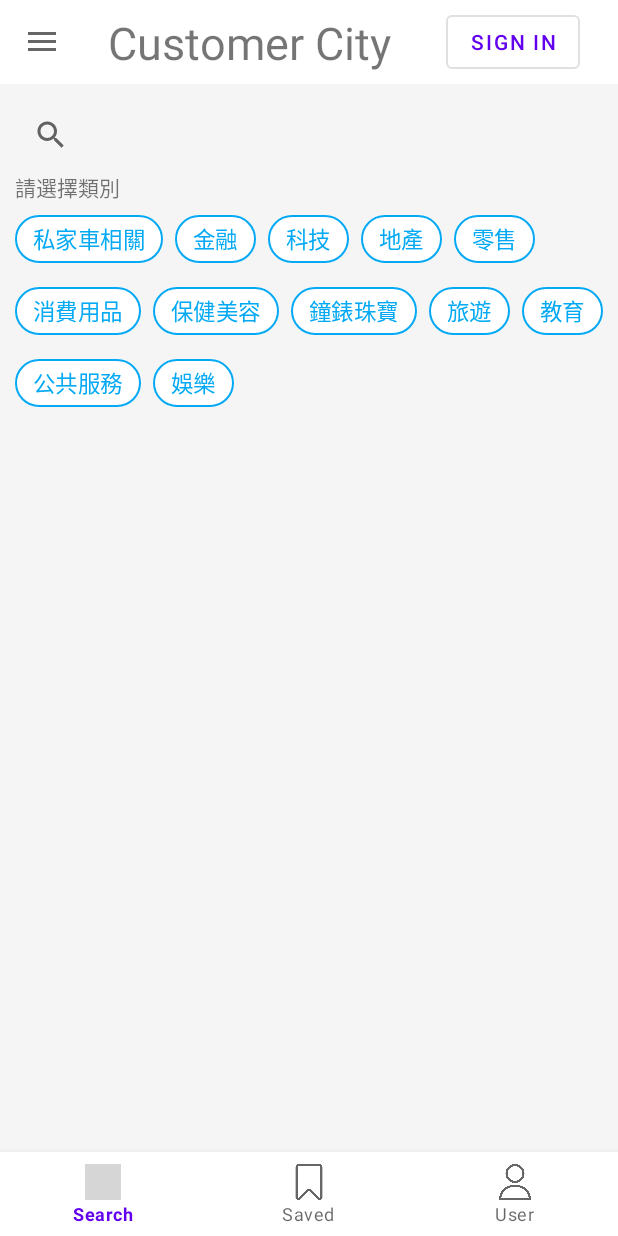
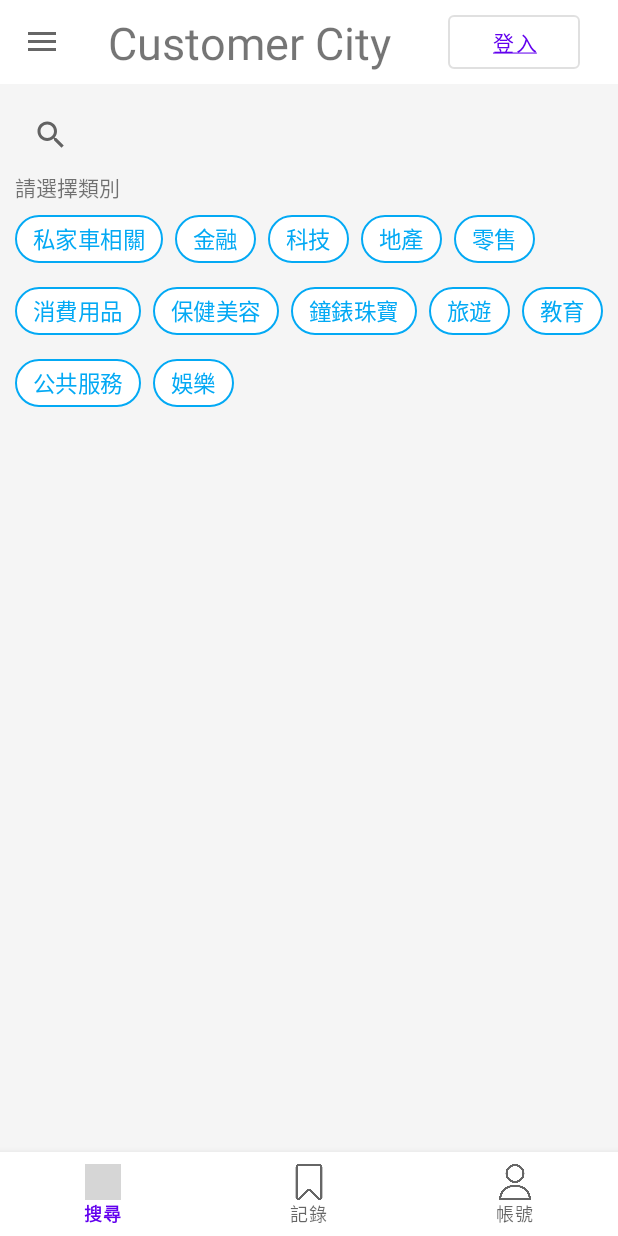
Before and after one commit to BlisProgrammer/Customer-City, an Android app: the screen it shows after launch (Main), on a phone screen of 412 x 824 dp. Run offline under Robolectric (Android 15) with nearby library versions, the phone set to English and light mode, and no system bars; grey boxes are pictures that could not be loaded.

Commit message:
Changed language into Chinese

```diff
--- a/app/src/main/java/com/blis/customercity/CloudFragment.java
+++ b/app/src/main/java/com/blis/customercity/CloudFragment.java
@@ -99,7 +99,7 @@ public class CloudFragment extends Fragment {
                 editor.putString("idToken", null);
                 editor.putBoolean("loggedIn", false);
                 editor.apply();
-                signInButton.setText("Sign In");
+                signInButton.setText(R.string.sign_in);
                 updateSignInUI(false, loginLayout, logoutLayout);
             });
         }else{
--- a/app/src/main/java/com/blis/customercity/Main.java
+++ b/app/src/main/java/com/blis/customercity/Main.java
@@ -40,20 +40,20 @@ public class Main extends AppCompatActivity {
         String idToken = loginInfo.getString("idToken", null);
         Button signinButton = findViewById(R.id.account_button);
         if(loggedIn && idToken != null) {
-            signinButton.setText("Sign Out");
+            signinButton.setText(R.string.sign_out);
             signinButton.setOnClickListener(v -> {
                 // Sign out procedure
                 SharedPreferences.Editor editor = loginInfo.edit();
                 editor.putString("idToken", null);
                 editor.putBoolean("loggedIn", false);
                 editor.apply();
-                signinButton.setText("Sign In");
+                signinButton.setText(R.string.sign_in);
                 signinButton.setOnClickListener(v2 -> {
                     bottomNavigationView.setSelectedItemId(R.id.nav_user);
                 });
             });
         }else{
-            signinButton.setText("Sign In");
+            signinButton.setText(R.string.sign_in);
             signinButton.setOnClickListener(v2 -> {
                 bottomNavigationView.setSelectedItemId(R.id.nav_user);
             });
--- a/app/src/main/res/layout/fragment_cloud.xml
+++ b/app/src/main/res/layout/fragment_cloud.xml
@@ -44,7 +44,7 @@
         <TextView
             android:layout_width="match_parent"
             android:layout_height="wrap_content"
-            android:text="Saved Online"
+            android:text="我的記錄"
             android:layout_margin="10dp"/>
         <androidx.swiperefreshlayout.widget.SwipeRefreshLayout
             android:id="@+id/swiperefresh"
--- a/app/src/main/res/layout/fragment_find.xml
+++ b/app/src/main/res/layout/fragment_find.xml
@@ -43,7 +43,7 @@
                 <TextView
                     android:layout_width="match_parent"
                     android:layout_height="wrap_content"
-                    android:text="請選擇類別"/>
+                    android:text="@string/請選擇類別"/>
                 <com.google.android.material.chip.ChipGroup
                     android:id="@+id/category_chip_group"
                     android:layout_width="wrap_content"
@@ -62,7 +62,7 @@
                 <TextView
                     android:layout_width="match_parent"
                     android:layout_height="wrap_content"
-                    android:text="請選擇分類" />
+                    android:text="@string/請選擇分類" />
                 <com.google.android.material.chip.ChipGroup
                     android:id="@+id/sub_category_chip_group"
                     android:layout_width="wrap_content"
@@ -87,7 +87,7 @@
                 <TextView
                     android:layout_width="match_parent"
                     android:layout_height="wrap_content"
-                    android:text="請選擇公司/機構" />
+                    android:text="@string/請選擇公司機構" />
                 <ListView
                     android:id="@+id/resultView"
                     android:layout_width="match_parent"
--- a/app/src/main/res/layout/fragment_result.xml
+++ b/app/src/main/res/layout/fragment_result.xml
@@ -27,5 +27,5 @@
         android:layout_width="match_parent"
         android:layout_height="wrap_content"
         android:id="@+id/back_button"
-        android:text="Back"/>
+        android:text="返回"/>
 </LinearLayout>
--- a/app/src/main/res/layout/fragment_user.xml
+++ b/app/src/main/res/layout/fragment_user.xml
@@ -156,12 +156,12 @@
             android:layout_width="match_parent"
             android:layout_height="wrap_content"
             android:layout_marginHorizontal="10dp"
-            android:text="Reset Password"/>
+            android:text="更改密碼"/>
         <Button
             android:layout_width="match_parent"
             android:layout_height="wrap_content"
             android:layout_marginHorizontal="10dp"
             android:id="@+id/logout_button"
-            android:text="Logout"/>
+            android:text="登出"/>
     </LinearLayout>
 </LinearLayout>
--- a/app/src/main/res/layout/record_view.xml
+++ b/app/src/main/res/layout/record_view.xml
@@ -68,7 +68,7 @@
                 android:layout_height="wrap_content"
                 android:layout_weight="1"
                 android:layout_marginHorizontal="25dp"
-                android:text="Save" />
+                android:text="儲存" />
 
             <Button
                 android:id="@+id/share_button"
@@ -77,7 +77,7 @@
                 android:layout_height="wrap_content"
                 android:layout_weight="1"
                 android:layout_marginHorizontal="25dp"
-                android:text="Share" />
+                android:text="分享" />
         </LinearLayout>
 
         <Button
@@ -85,7 +85,7 @@
             android:layout_width="match_parent"
             android:layout_height="wrap_content"
             android:layout_marginHorizontal="10dp"
-            android:text="Back" />
+            android:text="返回" />
 
     </LinearLayout>
 </androidx.constraintlayout.widget.ConstraintLayout>
--- a/app/src/main/res/menu/drawer_view.xml
+++ b/app/src/main/res/menu/drawer_view.xml
@@ -2,12 +2,12 @@
     <group android:checkableBehavior="single">
         <item
             android:id="@+id/nav_about_fragment"
-            android:title="About" />
+            android:title="關於我們" />
         <item
             android:id="@+id/nav_help_fragment"
-            android:title="Help" />
+            android:title="支援" />
         <item
             android:id="@+id/nav_logout_fragment"
-            android:title="Logout" />
+            android:title="登出" />
     </group>
 </menu>
--- a/app/src/main/res/menu/saved_menu.xml
+++ b/app/src/main/res/menu/saved_menu.xml
@@ -3,15 +3,15 @@
     xmlns:android="http://schemas.android.com/apk/res/android">
 
     <item
-        android:title="Search"
+        android:title="搜尋"
         android:icon="@drawable/search_icon"
         android:id="@+id/nav_search"/>
     <item
-        android:title="Saved"
+        android:title="記錄"
         android:icon="@drawable/saved_icon"
         android:id="@+id/nav_save"/>
     <item
-        android:title="User"
+        android:title="帳號"
         android:icon="@drawable/user_icon"
         android:id="@+id/nav_user"/>
 </menu>
--- a/app/src/main/res/values/strings.xml
+++ b/app/src/main/res/values/strings.xml
@@ -22,5 +22,9 @@
 
     <string name="drawer_open">Open navigation drawer</string>
     <string name="drawer_close">Close navigation drawer</string>
-    <string name="sign_in"><u>Sign in</u></string>
+    <string name="sign_in"><u>登入</u></string>
+    <string name="sign_out"><u>登出</u></string>
+    <string name="請選擇類別">請選擇類別</string>
+    <string name="請選擇分類">請選擇分類</string>
+    <string name="請選擇公司機構">請選擇公司/機構</string>
 </resources>
```
Also changed, not shown: app/src/main/java/com/blis/customercity/UserFragment.java (+5 -5 lines).
